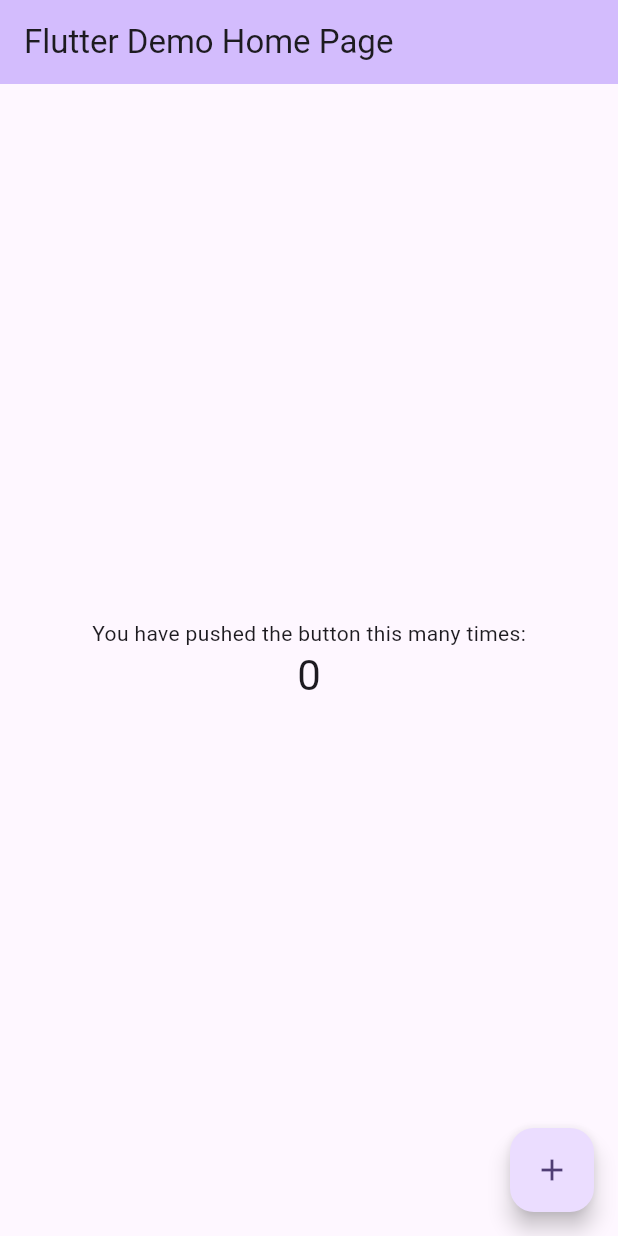
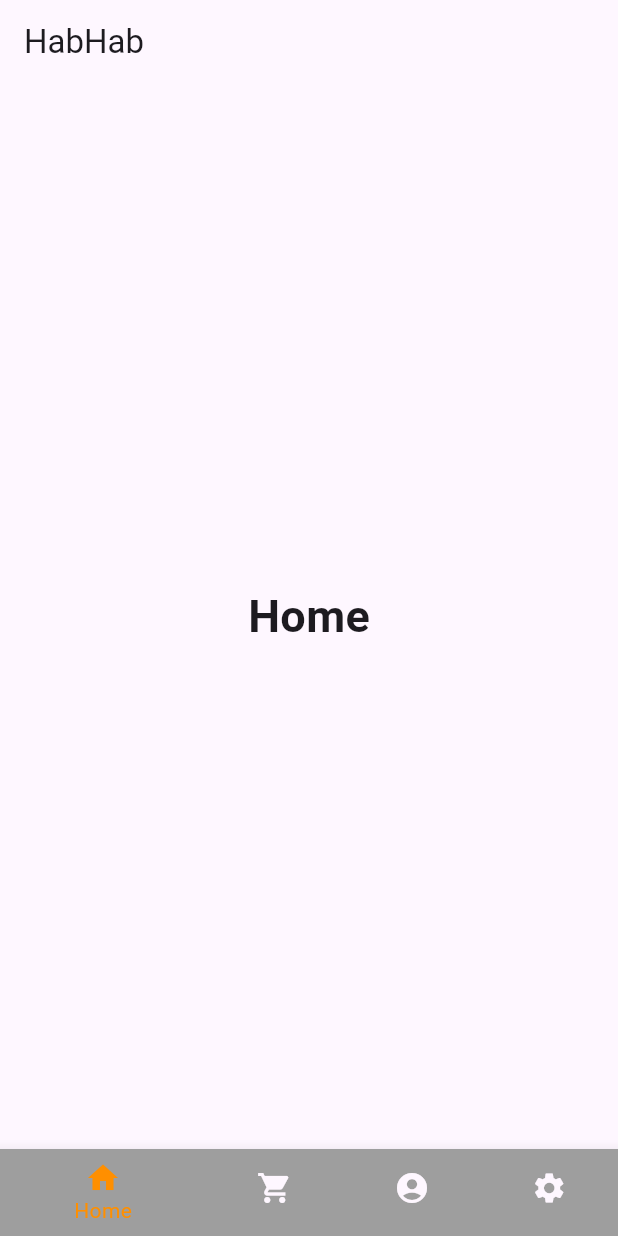
Before and after one commit to janow25/habhab, a Flutter app: the screen it shows after launch, on a phone screen of 412 x 824 dp. Run offline on Flutter 3.47's test engine with Material 3 defaults, Android fonts, the phone set to English and light mode, and no system bars.

Commit message:
added multipage base

```diff
--- a/lib/main.dart
+++ b/lib/main.dart
@@ -1,126 +1,94 @@
 import 'package:flutter/material.dart';
 
-void main() {
-  runApp(const MyApp());
-}
+/// Flutter code sample for [BottomNavigationBar].
 
-class MyApp extends StatelessWidget {
-  const MyApp({super.key});
+void main() => runApp(const BottomNavigationBarExampleApp());
 
-  // This widget is the root of your application.
+class BottomNavigationBarExampleApp extends StatelessWidget {
+  const BottomNavigationBarExampleApp({super.key});
+
   @override
   Widget build(BuildContext context) {
-    return MaterialApp(
-      title: 'Flutter Demo',
-      theme: ThemeData(
-        // This is the theme of your application.
-        //
-        // TRY THIS: Try running your application with "flutter run". You'll see
-        // the application has a purple toolbar. Then, without quitting the app,
-        // try changing the seedColor in the colorScheme below to Colors.green
-        // and then invoke "hot reload" (save your changes or press the "hot
-        // reload" button in a Flutter-supported IDE, or press "r" if you used
-        // the command line to start the app).
-        //
-        // Notice that the counter didn't reset back to zero; the application
-        // state is not lost during the reload. To reset the state, use hot
-        // restart instead.
-        //
-        // This works for code too, not just values: Most code changes can be
-        // tested with just a hot reload.
-        colorScheme: ColorScheme.fromSeed(seedColor: Colors.deepPurple),
-        useMaterial3: true,
-      ),
-      home: const MyHomePage(title: 'Flutter Demo Home Page'),
+    return const MaterialApp(
+      home: BottomNavigationBarExample(),
     );
   }
 }
 
-class MyHomePage extends StatefulWidget {
-  const MyHomePage({super.key, required this.title});
-
-  // This widget is the home page of your application. It is stateful, meaning
-  // that it has a State object (defined below) that contains fields that affect
-  // how it looks.
-
-  // This class is the configuration for the state. It holds the values (in this
-  // case the title) provided by the parent (in this case the App widget) and
-  // used by the build method of the State. Fields in a Widget subclass are
-  // always marked "final".
-
-  final String title;
+class BottomNavigationBarExample extends StatefulWidget {
+  const BottomNavigationBarExample({super.key});
 
   @override
-  State<MyHomePage> createState() => _MyHomePageState();
+  State<BottomNavigationBarExample> createState() =>
+      _BottomNavigationBarExampleState();
 }
 
-class _MyHomePageState extends State<MyHomePage> {
-  int _counter = 0;
+class _BottomNavigationBarExampleState
+    extends State<BottomNavigationBarExample> {
+  int _selectedIndex = 0;
+  static const TextStyle optionStyle =
+      TextStyle(fontSize: 30, fontWeight: FontWeight.bold);
+  static const List<Widget> _widgetOptions = <Widget>[
+    Text(
+      'Home',
+      style: optionStyle,
+    ),
+    Text(
+      'Shop',
+      style: optionStyle,
+    ),
+    Text(
+      'Profile',
+      style: optionStyle,
+    ),
+    Text(
+      'Settings',
+      style: optionStyle,
+    ),
+  ];
 
-  void _incrementCounter() {
+  void _onItemTapped(int index) {
     setState(() {
-      // This call to setState tells the Flutter framework that something has
-      // changed in this State, which causes it to rerun the build method below
-      // so that the display can reflect the updated values. If we changed
-      // _counter without calling setState(), then the build method would not be
-      // called again, and so nothing would appear to happen.
-      _counter++;
-      //Moin, Robin hier
+      _selectedIndex = index;
     });
   }
 
   @override
   Widget build(BuildContext context) {
-    // This method is rerun every time setState is called, for instance as done
-    // by the _incrementCounter method above.
-    //
-    // The Flutter framework has been optimized to make rerunning build methods
-    // fast, so that you can just rebuild anything that needs updating rather
-    // than having to individually change instances of widgets.
     return Scaffold(
       appBar: AppBar(
-        // TRY THIS: Try changing the color here to a specific color (to
-        // Colors.amber, perhaps?) and trigger a hot reload to see the AppBar
-        // change color while the other colors stay the same.
-        backgroundColor: Theme.of(context).colorScheme.inversePrimary,
-        // Here we take the value from the MyHomePage object that was created by
-        // the App.build method, and use it to set our appbar title.
-        title: Text(widget.title),
+        title: const Text('HabHab'),
       ),
       body: Center(
-        // Center is a layout widget. It takes a single child and positions it
-        // in the middle of the parent.
-        child: Column(
-          // Column is also a layout widget. It takes a list of children and
-          // arranges them vertically. By default, it sizes itself to fit its
-          // children horizontally, and tries to be as tall as its parent.
-          //
-          // Column has various properties to control how it sizes itself and
-          // how it positions its children. Here we use mainAxisAlignment to
-          // center the children vertically; the main axis here is the vertical
-          // axis because Columns are vertical (the cross axis would be
-          // horizontal).
-          //
-          // TRY THIS: Invoke "debug painting" (choose the "Toggle Debug Paint"
-          // action in the IDE, or press "p" in the console), to see the
-          // wireframe for each widget.
-          mainAxisAlignment: MainAxisAlignment.center,
-          children: <Widget>[
-            const Text(
-              'You have pushed the button this many times:',
-            ),
-            Text(
-              '$_counter',
-              style: Theme.of(context).textTheme.headlineMedium,
-            ),
-          ],
-        ),
+        child: _widgetOptions.elementAt(_selectedIndex),
       ),
-      floatingActionButton: FloatingActionButton(
-        onPressed: _incrementCounter,
-        tooltip: 'Increment',
-        child: const Icon(Icons.add),
-      ), // This trailing comma makes auto-formatting nicer for build methods.
+      bottomNavigationBar: BottomNavigationBar(
+        items: const <BottomNavigationBarItem>[
+          BottomNavigationBarItem(
+            icon: Icon(Icons.home),
+            label: 'Home',
+            backgroundColor: Colors.grey,
+          ),
+          BottomNavigationBarItem(
+            icon: Icon(Icons.shopping_cart),
+            label: 'Shop',
+            backgroundColor: Colors.grey,
+          ),
+          BottomNavigationBarItem(
+            icon: Icon(Icons.account_circle),
+            label: 'Profile',
+            backgroundColor: Colors.grey,
+          ),
+          BottomNavigationBarItem(
+            icon: Icon(Icons.settings),
+            label: 'Settings',
+            backgroundColor: Colors.grey,
+          ),
+        ],
+        currentIndex: _selectedIndex,
+        selectedItemColor: Colors.amber[800],
+        onTap: _onItemTapped,
+      ),
     );
   }
 }
```
